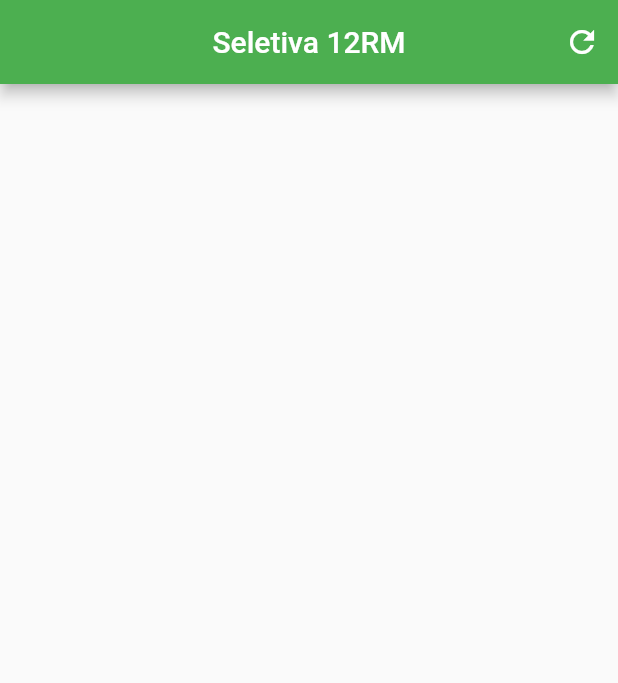
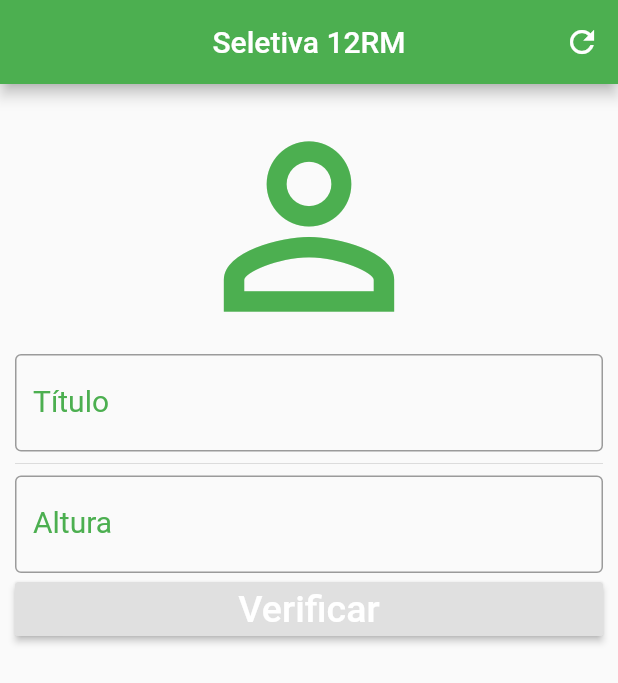
Before and after one commit to antonino3g/seletivo-12rm-eb, a Flutter app: the screen it shows after launch, on a phone screen of 412 x 824 dp. Shown: the top 683 px of the screen. Run offline on Flutter 3.47's test engine with Material 2 defaults, Android fonts, the phone set to English and light mode, and no system bars.

Commit message:
adding forms

```diff
--- a/app/lib/main.dart
+++ b/app/lib/main.dart
@@ -15,6 +15,17 @@ class Home extends StatefulWidget {
 }
 
 class _HomeState extends State<Home> {
+  Widget _buildTExtField(String label) {
+    return TextField(
+      decoration: InputDecoration(
+          labelText: label,
+          labelStyle: TextStyle(color: Colors.green, fontSize: 20.0),
+          border: OutlineInputBorder()),
+      style: TextStyle(color: Colors.green, fontSize: 21.0),
+      keyboardType: TextInputType.number,
+    );
+  }
+
   @override
   Widget build(BuildContext context) {
     return Scaffold(
@@ -26,8 +37,31 @@ class _HomeState extends State<Home> {
           IconButton(
             icon: Icon(Icons.refresh),
             onPressed: () {},
-          )
+          ),
         ],
+      ),
+      body: SingleChildScrollView(
+        padding: EdgeInsets.all(10.0),
+        child: Column(
+          crossAxisAlignment: CrossAxisAlignment.stretch,
+          children: <Widget>[
+            Icon(
+              Icons.person_outline,
+              size: 170.0,
+              color: Colors.green,
+            ),
+            _buildTExtField('Título'),
+            Divider(),
+            _buildTExtField('Altura'),
+            RaisedButton(
+              child: Text(
+                'Verificar',
+                style: TextStyle(color: Colors.white, fontSize: 25.0),
+              ),
+              onPressed: () {},
+            ),
+          ],
+        ),
       ),
     );
   }
```
